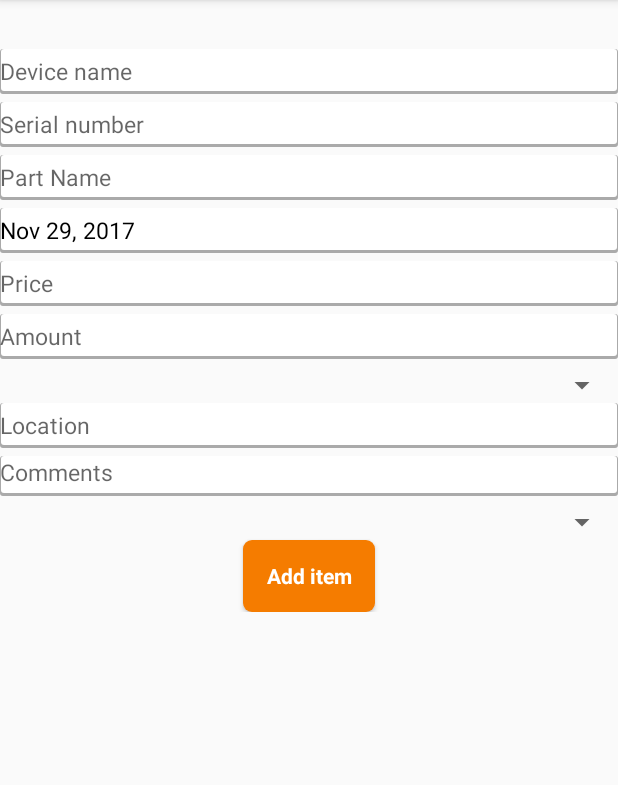
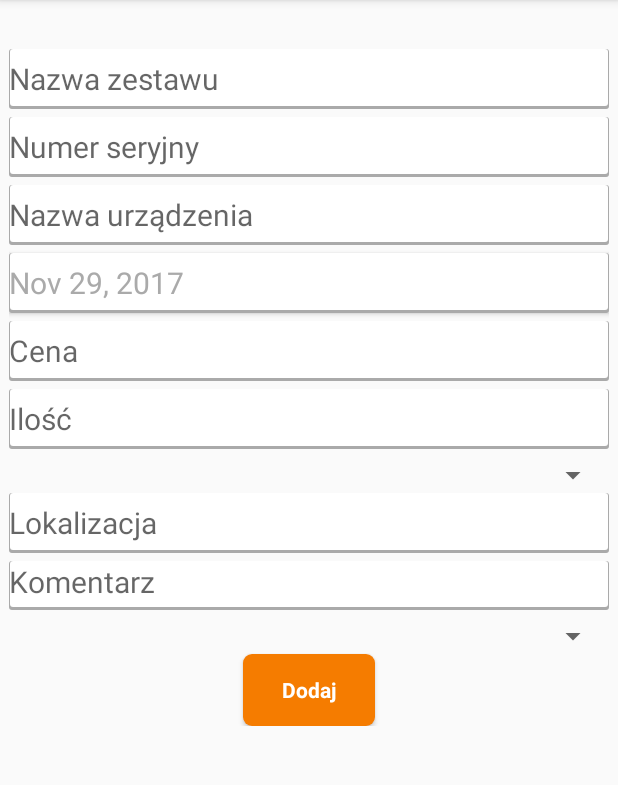
Before and after one commit to matocham/BarcodeReader, an Android app: the AddItemActivity screen opened directly, with no data from a screen before it, on a phone screen of 412 x 824 dp, the part 84-869 px from its top. Run offline under Robolectric (Android 15) with nearby library versions, the phone set to English and light mode, and no system bars; 4 statements that could not run were skipped.

Commit message:
Added validation and strings moved to resources

```diff
--- a/BarcodeReader/app/src/main/res/layout/activity_add_item.xml
+++ b/BarcodeReader/app/src/main/res/layout/activity_add_item.xml
@@ -4,6 +4,8 @@
     xmlns:tools="http://schemas.android.com/tools"
     android:layout_width="match_parent"
     android:layout_height="match_parent"
+    android:layout_marginLeft="6dp"
+    android:layout_marginRight="6dp"
     tools:context=".activities.AddItemActivity">
 
     <android.support.v4.widget.NestedScrollView
@@ -21,7 +23,7 @@
                 android:layout_width="match_parent"
                 android:layout_height="wrap_content"
                 android:textColor="@color/colorAccent"
-                android:textAppearance="@style/TextAppearance.AppCompat.Headline" />
+                android:textAppearance="@style/TextAppearance.AppCompat.Headline"/>
 
             <EditText
                 android:id="@+id/inventoryName"
@@ -47,14 +49,12 @@
                 android:inputType="text"
                 style="@style/textedit_style"/>
 
-            <EditText
+            <Button
                 android:id="@+id/addedDate"
                 android:layout_width="match_parent"
                 android:ems="10"
                 android:hint="@string/buy_date"
-                android:inputType="date"
-                style="@style/textedit_style"
-                android:enabled="false"/>
+                style="@style/textedit_style"/>
 
             <EditText
                 android:id="@+id/price"
--- a/BarcodeReader/app/src/main/res/values/strings.xml
+++ b/BarcodeReader/app/src/main/res/values/strings.xml
@@ -91,16 +91,31 @@
     <string name="prefs_key_server_set">server_address_set</string>
     <string name="download_ok_message">Pobieranie bazy zakończyło się sukcesem</string>
     <string name="download_ok_title">Pobrano bazę online</string>
-    <string name="device_name">Device name</string>
-    <string name="serial_number">Serial number</string>
-    <string name="part_name">Part Name</string>
-    <string name="part_value">Part Value</string>
-    <string name="buy_date">Buy date</string>
-    <string name="price">Price</string>
-    <string name="amount">Amount</string>
-    <string name="location">Location</string>
-    <string name="comments">Comments</string>
-    <string name="add_item_button_text">Add item</string>
-    <string name="validation_dialog_title">Validation failure</string>
-    <string name="item_added_message">Item added</string>
+    <string name="device_name">Nazwa zestawu</string>
+    <string name="serial_number">Numer seryjny</string>
+    <string name="part_name">Nazwa urządzenia</string>
+    <string name="buy_date">Data zakupu</string>
+    <string name="price">Cena</string>
+    <string name="amount">Ilość</string>
+    <string name="location">Lokalizacja</string>
+    <string name="comments">Komentarz</string>
+    <string name="add_item_button_text">Dodaj</string>
+    <string name="validation_dialog_title">Dane są niepoprawne</string>
+    <string name="item_added_message">Dodano urządzenie</string>
+    <string name="barcode_is_empty">Kod kreskowy jest pusty!</string>
+    <string name="set_name_empty">Nazwa zestawu jest pusta!</string>
+    <string name="serial_nr_empty">Numer seryjny jest pusty!</string>
+    <string name="part_name_empty">Nazwa urządzenia jest pusta!</string>
+    <string name="price_empty">Cena nie jest ustawiona!</string>
+    <string name="amount_is_empty">Ilość nie jest ustawiona!</string>
+    <string name="room_is_empty">Pokój jest pusty!</string>
+    <string name="person_not_set">Osoba odpowiedzialna nie jest ustawiona!</string>
+    <string name="section_not_set">Sekcja nie jest ustawiona!</string>
+    <string name="date_is_empty">Data otrzymania jest pusta!</string>
+    <string name="price_below_zero">Cena musi być większa od zera!</string>
+    <string name="price_not_number">Cena musi być liczbą!</string>
+    <string name="amount_not_positive">Ilość musi wynosić co najmniej 1!</string>
+    <string name="amount_not_number">Ilość nie jest liczbą!</string>
+    <string name="date_in_future">Data nie może być w przyszłości!</string>
+    <string name="date_fromat_wrong">Data ma nieprawidłowy format!</string>
 </resources>
--- a/BarcodeReader/app/src/main/res/values/styles.xml
+++ b/BarcodeReader/app/src/main/res/values/styles.xml
@@ -27,9 +27,9 @@
     <style name="textedit_style" parent="@android:style/Widget.EditText">
         <item name="android:background">@drawable/bg_edittext</item>
         <item name="android:layout_width">match_parent</item>
-        <item name="android:layout_height">30dp</item>
-        <item name="android:textColor">@android:color/black</item>
-        <item name="android:textSize">15sp</item>
+        <item name="android:layout_height">40dp</item>
+        <item name="android:textColor">@android:color/darker_gray</item>
+        <item name="android:textSize">20sp</item>
         <item name="android:layout_marginBottom">5dp</item>
     </style>
 </resources>
```
Also changed, not shown: BarcodeReader/app/src/main/java/pl/edu/pb/wi/projekt/barcodereader/DeviceInfo.java (added, +160 -0 lines), BarcodeReader/app/src/main/java/pl/edu/pb/wi/projekt/barcodereader/ValidateException.java (added, +17 -0 lines), BarcodeReader/app/src/main/java/pl/edu/pb/wi/projekt/barcodereader/activities/AddItemActivity.java (+33 -34 lines).
